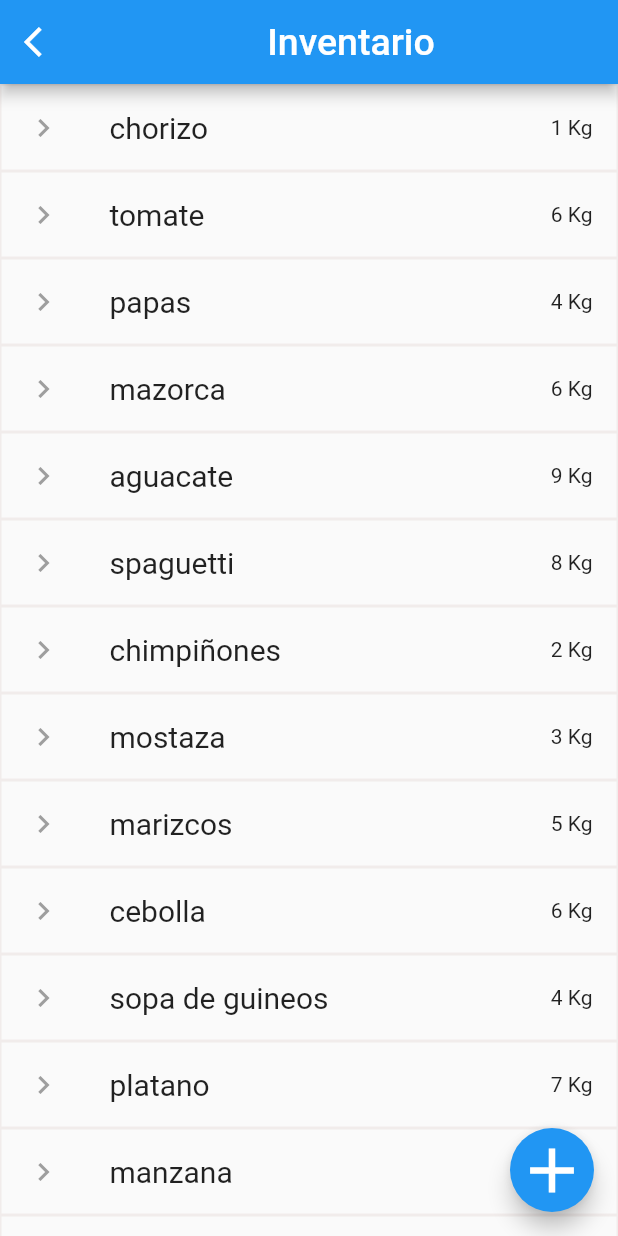
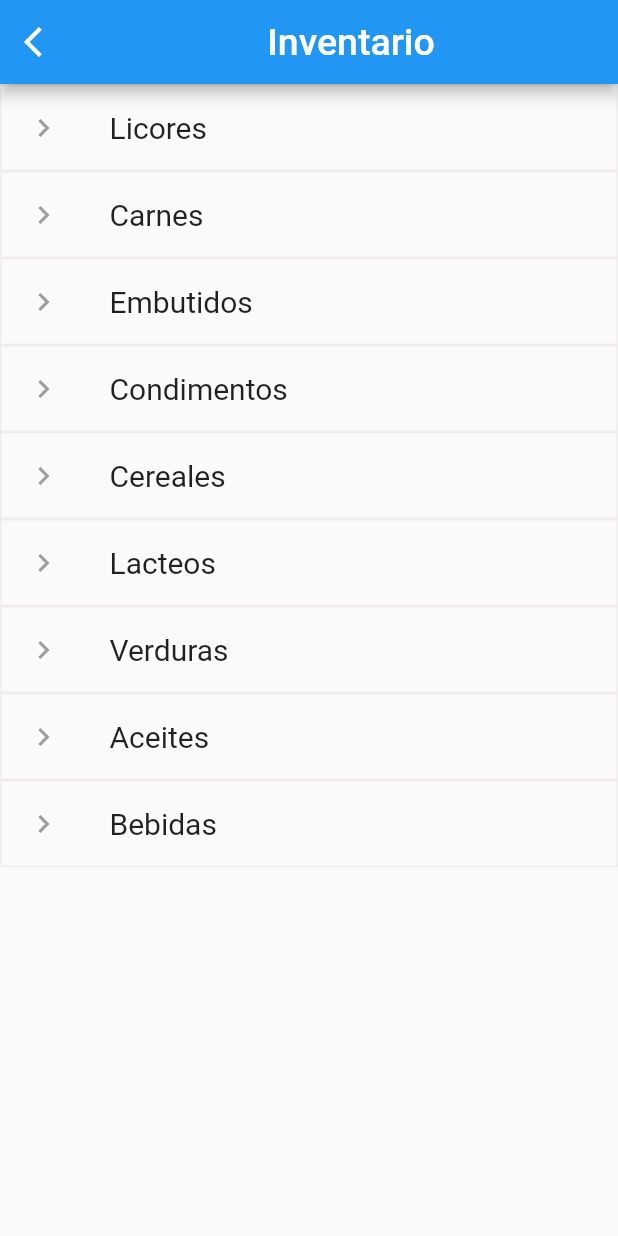
Before and after one commit to guille1999utp/flutter-web-resta, a Flutter app: the screen it shows after launch, after a tap on "Inventario", on a phone screen of 412 x 824 dp. Run offline on Flutter 3.47's test engine with Material 2 defaults, Android fonts, the phone set to English and light mode, and no system bars; drawn by our look-alikes of flutter_slidable; our stand-ins replace get; missing offline and left inert: search_choices.

Commit message:
flutter progress restauratne

```diff
--- /dev/null
+++ b/lib/categorias.dart
@@ -0,0 +1,79 @@
+import 'dart:ui';
+import 'package:flutter/material.dart';
+import 'package:restaurante/inventario.dart';
+
+class Categoria {
+  String nombre;
+  String id;
+  Categoria({this.nombre,this.id,});
+  factory Categoria.fromMap(Map<String, dynamic> obj) {
+    return Categoria(
+        nombre: obj['nombre'],
+        id: obj['id'],
+    );
+  }
+}
+
+class Categorias extends StatefulWidget {
+  @override
+  State<Categorias> createState() => _CategoriasState();
+}
+
+class _CategoriasState extends State<Categorias> {
+
+  List<Categoria> categorias = [
+    Categoria(id: "1", nombre: "Licores"),
+    Categoria(id: "2", nombre: "Carnes"),
+    Categoria(id: "3", nombre: "Embutidos"),
+    Categoria(id: "4", nombre: "Condimentos"),
+    Categoria(id: "5", nombre: "Cereales"),
+    Categoria(id: "6", nombre: "Lacteos"),
+    Categoria(id: "7", nombre: "Verduras"),
+    Categoria(id: "8", nombre: "Aceites"),
+    Categoria(id: "9", nombre: "Bebidas"),
+  ];
+
+  @override
+  Widget build(BuildContext context) {
+    return MaterialApp(
+      title: 'Material App',
+      home: Scaffold(
+        appBar: AppBar(
+          leading: IconButton(
+            icon: Icon(Icons.arrow_back_ios),
+            onPressed: () {
+              Navigator.pop(context);
+            },
+          ),
+          title: Center(
+            child: Text(
+              'Inventario',
+              style: TextStyle(fontSize: 25),
+            ),
+          ),
+        ),
+        body: ListView.builder(
+            itemCount: categorias.length,
+            itemBuilder: (context, index) {
+              return Container(
+                decoration: BoxDecoration(
+                    border: Border.all(
+                        color: Color.fromRGBO(241, 236, 235, 1), width: 1)),
+                  child: ListTile(
+                    onTap: () {
+                  Navigator.push(
+                      context, MaterialPageRoute(builder: (BuildContext context) => Inventario()));
+                },
+                    leading: Icon(
+                      Icons.keyboard_arrow_right,
+                      color: Colors.grey,
+                    ),
+                    title: Text(
+                      categorias[index].nombre,
+                      style: TextStyle(fontSize: 20),
+                    ),
+                  ),
+                );},
+              )
+            ),
+      );}}
--- /dev/null
+++ b/lib/getX.dart
@@ -0,0 +1,11 @@
+import 'package:get/get.dart';
+
+class  VarShowDialog extends GetxController{
+
+  final RxString Producto = ''.obs ;
+  final RxString Marca = ''.obs;
+  final RxDouble Precio= 0.0.obs ;
+  final RxDouble Cantidad = 0.0.obs ;
+  final RxDouble UnidadPaquetes= 0.0.obs ;
+
+}
--- a/lib/inicio.dart
+++ b/lib/inicio.dart
@@ -1,6 +1,6 @@
 import 'package:flutter/material.dart';
+import 'package:restaurante/categorias.dart';
 
-import 'package:restaurante/inventario.dart';
 import 'package:restaurante/perdida.dart';
 
 import 'package:restaurante/recetario.dart';
@@ -15,7 +15,7 @@ class Inicio extends StatelessWidget {
     new Lista(
         nombre: "Inventario",
         icono: Icon(Icons.event_available),
-        rutas: (BuildContext context) => Inventario()),
+        rutas: (BuildContext context) => Categorias()),
     new Lista(
         nombre: "Recetarios",
         icono: Icon(Icons.cake_outlined),
--- a/lib/inventario.dart
+++ b/lib/inventario.dart
@@ -10,39 +10,26 @@ class Inventario extends StatefulWidget {
 }
 
 class _InventarioState extends State<Inventario> {
-  bool asTabs = false;
+
 
   List<Productos> produc = [
     Productos(id: "1", producto: "chorizo", cantidad: 1, precios: 44720),
-    Productos(id: "2", producto: "tomate", cantidad: 6, precios: 55000),
-    Productos(id: "3", producto: "papas", cantidad: 4, precios: 48570),
-    Productos(id: "4", producto: "mazorca", cantidad: 6, precios: 45500),
-    Productos(id: "5", producto: "aguacate", cantidad: 9, precios: 71000),
-    Productos(id: "6", producto: "spaguetti", cantidad: 8, precios: 46545),
-    Productos(id: "7", producto: "chimpiñones", cantidad: 2, precios: 56468),
-    Productos(id: "8", producto: "mostaza", cantidad: 3, precios: 75247),
-    Productos(id: "9", producto: "marizcos", cantidad: 5, precios: 24824),
-    Productos(id: "10", producto: "cebolla", cantidad: 6, precios: 34535),
-    Productos(
-        id: "11", producto: "sopa de guineos", cantidad: 4, precios: 78125),
-    Productos(id: "12", producto: "platano", cantidad: 7, precios: 97823),
-    Productos(id: "13", producto: "manzana", cantidad: 7, precios: 86345),
-    Productos(id: "14", producto: "salchichon", cantidad: 2, precios: 64327),
-    Productos(
-        id: "15", producto: "carne de cerdo", cantidad: 3, precios: 54384),
-    Productos(id: "16", producto: "cafe", cantidad: 1, precios: 34554),
   ];
   Widget _swath() {
+    var asTabs;
     return Switch(
+      key: asTabs,
       activeColor: Colors.white,
       value: asTabs,
-      onChanged: (value) {
+      onChanged: (bool Newvalue) {
         setState(() {
-          asTabs = value;
+          asTabs = Newvalue;
         });
       },
     );
   }
+
+
 
   final textcontroller1 = TextEditingController();
   final textcontroller2 = TextEditingController();
@@ -303,13 +290,15 @@ void anadir(String name, context, activas) {
 }
 
 class Productos {
+  String categoria;
   String id;
   String producto;
   int cantidad;
   int precios;
-  Productos({this.id, this.producto, this.cantidad, this.precios});
+  Productos({this.categoria,this.id, this.producto, this.cantidad, this.precios});
   factory Productos.fromMap(Map<String, dynamic> obj) {
     return Productos(
+        categoria: obj['categoria'],
         id: obj['id'],
         producto: obj['producto'],
         cantidad: obj['cantidad'],
--- a/lib/main.dart
+++ b/lib/main.dart
@@ -1,4 +1,5 @@
 import 'package:flutter/material.dart';
+import 'package:restaurante/categorias.dart';
 
 import 'package:restaurante/inicio.dart';
 import 'package:restaurante/inventario.dart';
@@ -15,6 +16,7 @@ class MyApp extends StatelessWidget {
       routes: <String, WidgetBuilder>{
         'inicio': (BuildContext context) => Inicio(),
         'inventario': (BuildContext context) => Inventario(),
+        'categorias': (BuildContext context) => Categorias(),
       },
     );
   }
--- a/pubspec.yaml
+++ b/pubspec.yaml
@@ -30,6 +30,7 @@ dependencies:
   # Use with the CupertinoIcons class for iOS style icons.
   cupertino_icons: ^1.0.0
   search_choices: ^1.0.17
+  get: ^4.3.8
 
 
   flutter_slidable: ^0.5.7
```
Also changed, not shown: pubspec.lock, 2 other files.
